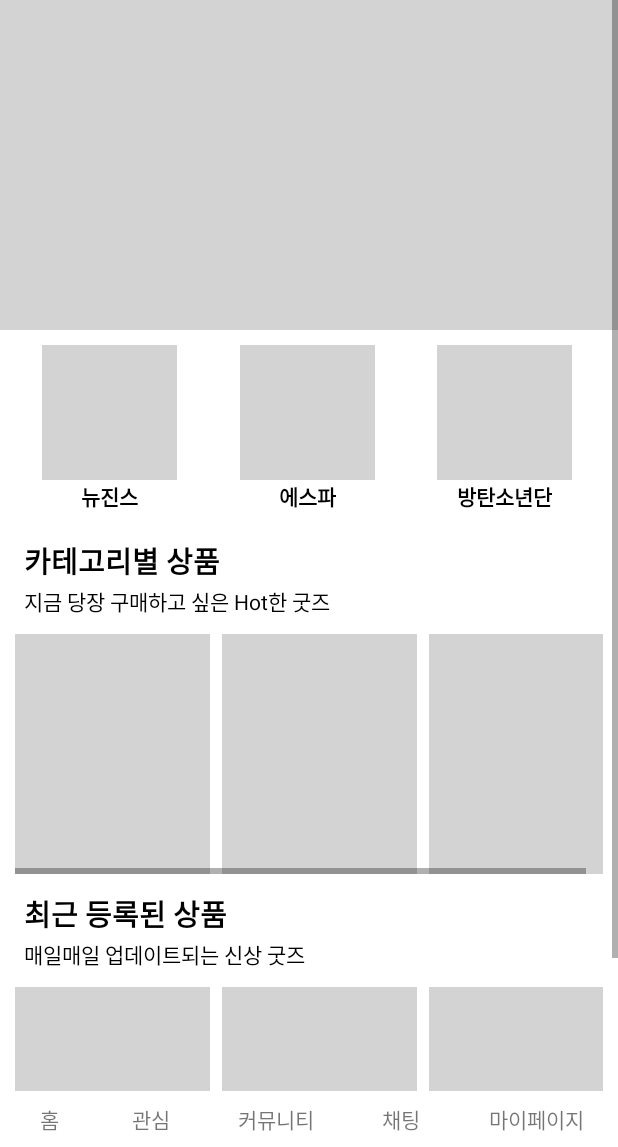
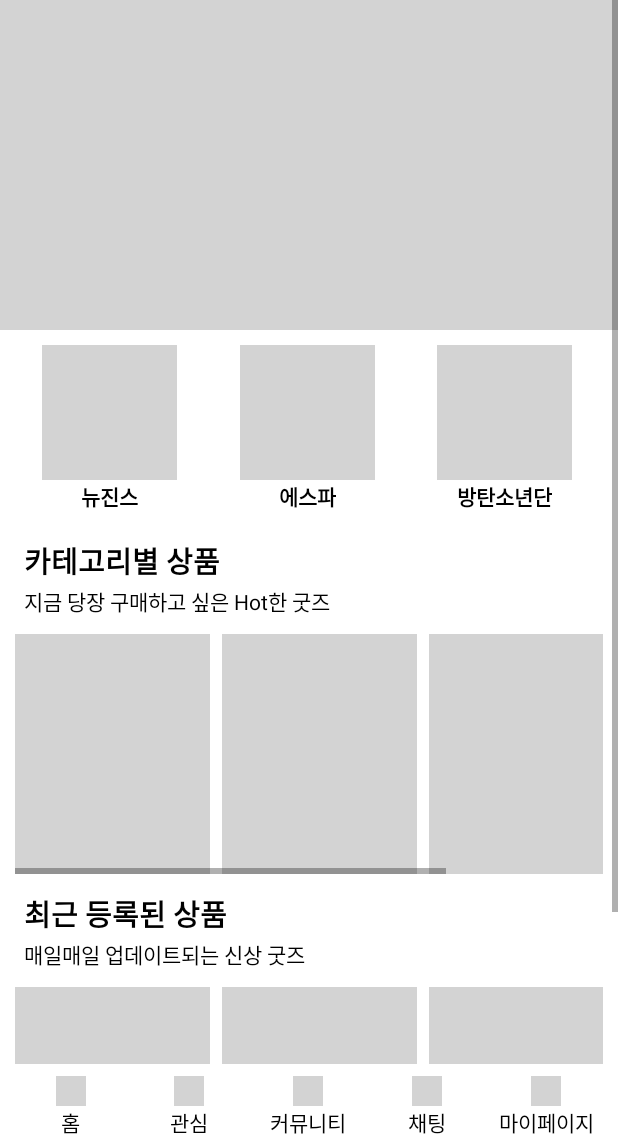
Before and after one commit to Faniverse2024/FaniverseFE2, an Android app: the layout activity_home.xml on its own in the app's theme, with its tools: preview values and no code run, on a phone screen of 412 x 824 dp, the part 89-1236 px from its top. Run offline under Robolectric (Android 15) with nearby library versions, the phone set to English and light mode, and no system bars.

Commit message:
홈 화면 수정

```diff
--- a/app/src/main/java/com/example/login/HomeActivity.java
+++ b/app/src/main/java/com/example/login/HomeActivity.java
@@ -1,4 +1,25 @@
+// HomeActivity.java
 package com.example.login;
 
-public class HomeActivity {
+import android.content.Intent;
+import android.os.Bundle;
+import android.view.View;
+import android.widget.ImageView;
+import androidx.appcompat.app.AppCompatActivity;
+
+public class HomeActivity extends AppCompatActivity {
+    @Override
+    protected void onCreate(Bundle savedInstanceState) {
+        super.onCreate(savedInstanceState);
+        setContentView(R.layout.activity_home);
+
+        ImageView searchIcon = findViewById(R.id.search_icon);
+        searchIcon.setOnClickListener(new View.OnClickListener() {
+            @Override
+            public void onClick(View v) {
+                Intent intent = new Intent(HomeActivity.this, com.example.login.SearchActivity.class);
+                startActivity(intent);
+            }
+        });
+    }
 }
--- a/app/src/main/res/layout/activity_home.xml
+++ b/app/src/main/res/layout/activity_home.xml
@@ -190,6 +190,12 @@
                         android:layout_marginEnd="8dp"
                         android:background="#D3D3D3" />
 
+                    <View
+                        android:layout_width="130dp"
+                        android:layout_height="160dp"
+                        android:layout_marginEnd="8dp"
+                        android:background="#D3D3D3" />
+
                 </LinearLayout>
             </HorizontalScrollView>
 
@@ -244,6 +250,12 @@
                         android:layout_marginEnd="8dp"
                         android:background="#D3D3D3" />
 
+                    <View
+                        android:layout_width="130dp"
+                        android:layout_height="160dp"
+                        android:layout_marginEnd="8dp"
+                        android:background="#D3D3D3" />
+
                 </LinearLayout>
             </HorizontalScrollView>
         </LinearLayout>
@@ -252,50 +264,110 @@
     <!-- 하단 바 -->
     <LinearLayout
         android:layout_width="match_parent"
-        android:layout_height="wrap_content"
+        android:layout_height="55dp"
         android:gravity="center"
         android:orientation="horizontal"
         android:padding="8dp"
         android:weightSum="5">
 
-        <TextView
-            android:layout_width="20dp"
+        <!-- 홈 -->
+        <LinearLayout
+            android:layout_width="0dp"
             android:layout_height="wrap_content"
-            android:layout_marginEnd="16dp"
             android:layout_weight="1"
-            android:gravity="center"
-            android:text="홈" />
+            android:orientation="vertical"
+            android:gravity="center">
+            <View
+                android:layout_width="20dp"
+                android:layout_height="20dp"
+                android:background="#D3D3D3" />
+            <TextView
+                android:layout_width="wrap_content"
+                android:layout_height="wrap_content"
+                android:layout_marginTop="0dp"
+                android:text="홈"
+                android:textColor="#000000"
+                android:gravity="center" />
+        </LinearLayout>
 
-        <TextView
-            android:layout_width="wrap_content"
+        <!-- 관심 -->
+        <LinearLayout
+            android:layout_width="0dp"
             android:layout_height="wrap_content"
-            android:layout_marginEnd="16dp"
             android:layout_weight="1"
-            android:gravity="center"
-            android:text="관심" />
+            android:orientation="vertical"
+            android:gravity="center">
+            <View
+                android:layout_width="20dp"
+                android:layout_height="20dp"
+                android:background="#D3D3D3" />
+            <TextView
+                android:layout_width="wrap_content"
+                android:layout_height="wrap_content"
+                android:layout_marginTop="0dp"
+                android:text="관심"
+                android:textColor="#000000"
+                android:gravity="center" />
+        </LinearLayout>
 
-        <TextView
-            android:layout_width="wrap_content"
+        <!-- 커뮤니티 -->
+        <LinearLayout
+            android:layout_width="0dp"
             android:layout_height="wrap_content"
-            android:layout_marginEnd="16dp"
             android:layout_weight="1"
-            android:gravity="center"
-            android:text="커뮤니티" />
+            android:orientation="vertical"
+            android:gravity="center">
+            <View
+                android:layout_width="20dp"
+                android:layout_height="20dp"
+                android:background="#D3D3D3" />
+            <TextView
+                android:layout_width="wrap_content"
+                android:layout_height="wrap_content"
+                android:layout_marginTop="0dp"
+                android:text="커뮤니티"
+                android:textColor="#000000"
+                android:gravity="center" />
+        </LinearLayout>
 
-        <TextView
-            android:layout_width="wrap_content"
+        <!-- 채팅 -->
+        <LinearLayout
+            android:layout_width="0dp"
             android:layout_height="wrap_content"
-            android:layout_marginEnd="16dp"
             android:layout_weight="1"
-            android:gravity="center"
-            android:text="채팅" />
+            android:orientation="vertical"
+            android:gravity="center">
+            <View
+                android:layout_width="20dp"
+                android:layout_height="20dp"
+                android:background="#D3D3D3" />
+            <TextView
+                android:layout_width="wrap_content"
+                android:layout_height="wrap_content"
+                android:layout_marginTop="0dp"
+                android:text="채팅"
+                android:textColor="#000000"
+                android:gravity="center" />
+        </LinearLayout>
 
-        <TextView
-            android:layout_width="wrap_content"
+        <!-- 마이페이지 -->
+        <LinearLayout
+            android:layout_width="0dp"
             android:layout_height="wrap_content"
-            android:layout_marginEnd="0dp"
             android:layout_weight="1"
-            android:gravity="center"
-            android:text="마이페이지" />
+            android:orientation="vertical"
+            android:gravity="center">
+            <View
+                android:layout_width="20dp"
+                android:layout_height="20dp"
+                android:background="#D3D3D3" />
+            <TextView
+                android:layout_width="wrap_content"
+                android:layout_height="wrap_content"
+                android:layout_marginTop="0dp"
+                android:text="마이페이지"
+                android:textColor="#000000"
+                android:gravity="center" />
+        </LinearLayout>
     </LinearLayout>
 </LinearLayout>
```
